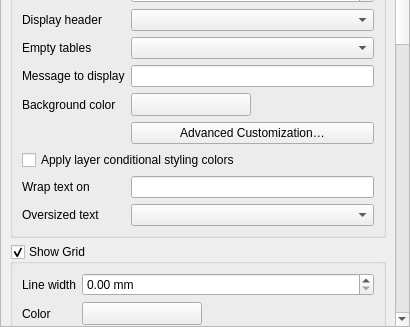
Above: src/ui/layout/qgslayoutattributetablewidgetbase.ui from nextgis/nextgisqgis before the change; both pictures show x 0 to 410 and y 488 to 815 of the 410 by 815 pixel window. Below: the same form after it.
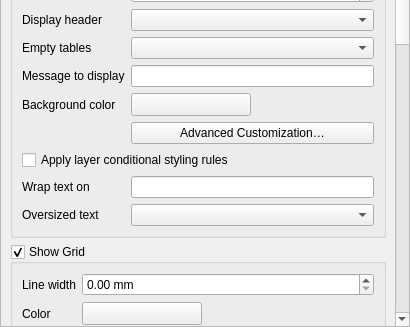
That is the form after the change. Icons and pictures are not drawn. Custom widgets are drawn as their Qt base class.

What changed in the file:
```diff
--- a/src/ui/layout/qgslayoutattributetablewidgetbase.ui
+++ b/src/ui/layout/qgslayoutattributetablewidgetbase.ui
@@ -412,7 +412,7 @@
           <item row="9" column="0" colspan="2">
            <widget class="QCheckBox" name="mUseConditionalStylingCheckBox">
             <property name="text">
-             <string>Apply layer conditional styling colors</string>
+             <string>Apply layer conditional styling rules</string>
             </property>
            </widget>
           </item>
```
